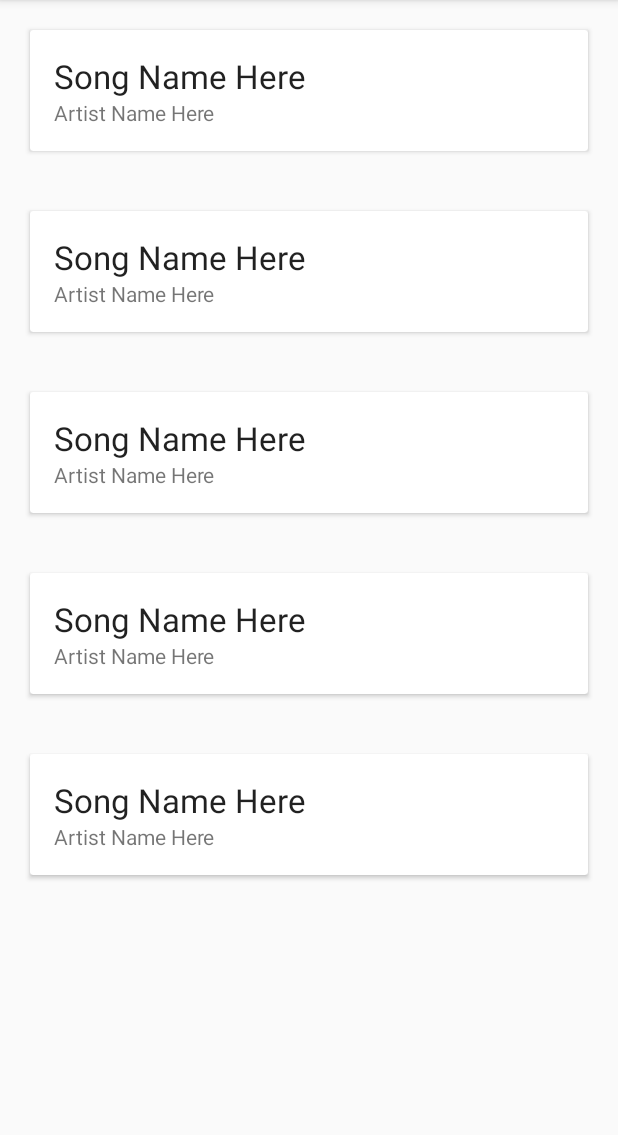
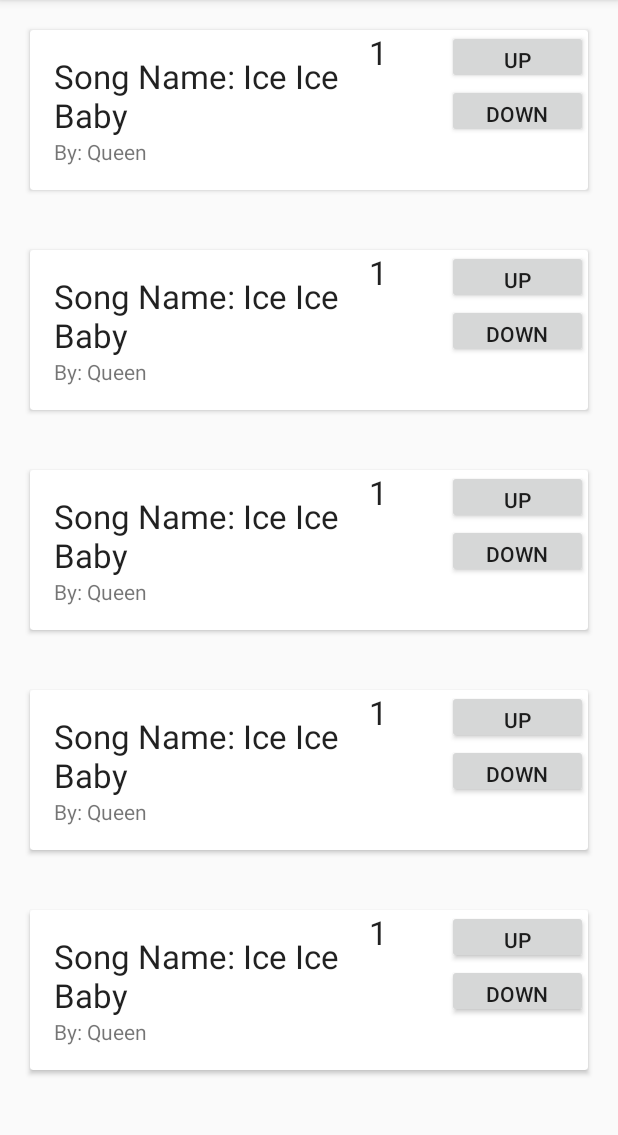
Before and after one commit to rtorres678/Jukify, an Android app: the playlistScreen screen opened directly, with no data from a screen before it, on a phone screen of 412 x 824 dp, the part 84-1219 px from its top. Run offline under Robolectric (Android 15) with nearby library versions, the phone set to English and light mode, and no system bars.

Commit message:
so tired brah

```diff
--- a/app/src/main/java/jukify/jukify/Song.java
+++ b/app/src/main/java/jukify/jukify/Song.java
@@ -43,6 +43,16 @@ public class Song implements Serializable {
         return up_votes;
     }
 
+    public void upVote(){
+        this.up_votes++;
+        this.score = this.up_votes - this.down_votes;
+    }
+
+    public void downVote(){
+        this.down_votes++;
+        this.score = this.up_votes - this.down_votes;
+    }
+
     public void setUp_votes(int up_votes) {
         this.up_votes = up_votes;
     }
--- a/app/src/main/java/jukify/jukify/SongAdapter.java
+++ b/app/src/main/java/jukify/jukify/SongAdapter.java
@@ -13,6 +13,7 @@ import java.util.List;
 
 public class SongAdapter extends RecyclerView.Adapter<SongAdapter.SongViewHolder> {
     private List<Song> listSongs;
+    SongViewHolder holder2;
 
     public SongAdapter(List<Song> listSongs, Context context) {
         this.listSongs = listSongs;
@@ -26,10 +27,16 @@ public class SongAdapter extends RecyclerView.Adapter<SongAdapter.SongViewHolder
 
         public TextView textViewName;
         public TextView textViewArt;
+        public TextView textViewScore;
+        public Button upsButton;
+        public Button downsButton;
         public SongViewHolder(View v) {
             super(v);
             textViewName = (TextView) itemView.findViewById(R.id.TextViewSongName);
             textViewArt = (TextView) itemView.findViewById(R.id.TextViewArtistName);
+            textViewScore = (TextView) itemView.findViewById(R.id.textViewScore);
+            upsButton = (Button) itemView.findViewById(R.id.upsButton);
+            downsButton = (Button) itemView.findViewById(R.id.downsButton);
         }
     }
 
@@ -50,18 +57,24 @@ public class SongAdapter extends RecyclerView.Adapter<SongAdapter.SongViewHolder
     public void onBindViewHolder(SongViewHolder holder, int position) {
 
         final Song listSong = listSongs.get(position);
-        //holder.textViewName.setText("Song Name: "+ listSong.getName());
-        //holder.textViewDesc.setText("Hosted by: " + listSong.getHost());
+        holder.textViewName.setText("Song Name: "+ listSong.getName());
+        holder.textViewArt.setText("By: " + listSong.getArtist());
+        holder.textViewScore.setText("" +listSong.getScore());
 
-        /*
-        holder.joinButton.setOnClickListener(new View.OnClickListener(){
+
+        holder.upsButton.setOnClickListener(new View.OnClickListener(){
             @Override
             public void onClick(View v) {
-                Intent intent = new Intent(v.getContext(),  Playlist_screen.class);
-                intent.putExtra("Song", listSong);
-                v.getContext().startActivity(intent);
+                //holder2.textViewScore.setText(listSong.getScore());
             }
-        });*/
+        });
+
+        holder.downsButton.setOnClickListener(new View.OnClickListener(){
+            @Override
+            public void onClick(View v) {
+                //holder2.textViewScore.setText(listSong.getScore());
+            }
+        });
     }
 
     // Return the size of the feed (invoked by the layout manager)
--- a/app/src/main/java/jukify/jukify/playlistScreen.java
+++ b/app/src/main/java/jukify/jukify/playlistScreen.java
@@ -4,6 +4,7 @@ import android.support.v7.app.AppCompatActivity;
 import android.os.Bundle;
 import android.support.v7.widget.LinearLayoutManager;
 import android.support.v7.widget.RecyclerView;
+import android.view.View;
 
 import java.util.ArrayList;
 import java.util.List;
@@ -37,4 +38,12 @@ public class playlistScreen extends AppCompatActivity {
         mAdapter = new SongAdapter(listSongs, this);
         mRecyclerView.setAdapter(mAdapter);
     }
+
+    public void upVote(View view) {
+
+    }
+
+    public void downVote(View view) {
+
+    }
 }
--- a/app/src/main/res/layout/song_text_view.xml
+++ b/app/src/main/res/layout/song_text_view.xml
@@ -16,7 +16,7 @@
             android:orientation="horizontal">
 
             <LinearLayout
-                android:layout_width="wrap_content"
+                android:layout_width="226dp"
                 android:layout_height="wrap_content"
                 android:orientation="vertical"
                 android:padding="@dimen/text_margin">
@@ -32,7 +32,40 @@
                     android:id="@+id/TextViewArtistName"
                     android:layout_width="match_parent"
                     android:layout_height="wrap_content"
-                    android:text="Artist Name Here"/>
+                    android:text="Artist Name Here" />
+            </LinearLayout>
+
+            <LinearLayout
+                android:layout_width="52dp"
+                android:layout_height="match_parent"
+                android:orientation="horizontal">
+
+                <TextView
+                    android:id="@+id/textViewScore"
+                    android:layout_width="match_parent"
+                    android:layout_height="match_parent"
+                    android:layout_weight="1"
+                    android:textAppearance="@style/Base.TextAppearance.AppCompat.Large"/>
+            </LinearLayout>
+
+            <LinearLayout
+                android:layout_width="match_parent"
+                android:layout_height="match_parent"
+                android:orientation="vertical">
+
+                <Button
+                    android:id="@+id/upsButton"
+                    android:layout_width="match_parent"
+                    android:layout_height="36dp"
+                    android:onClick="upVote"
+                    android:text="UP" />
+
+                <Button
+                    android:id="@+id/downsButton"
+                    android:layout_width="match_parent"
+                    android:layout_height="36dp"
+                    android:onClick="downVote"
+                    android:text="DOWN" />
             </LinearLayout>
         </LinearLayout>
 
```
